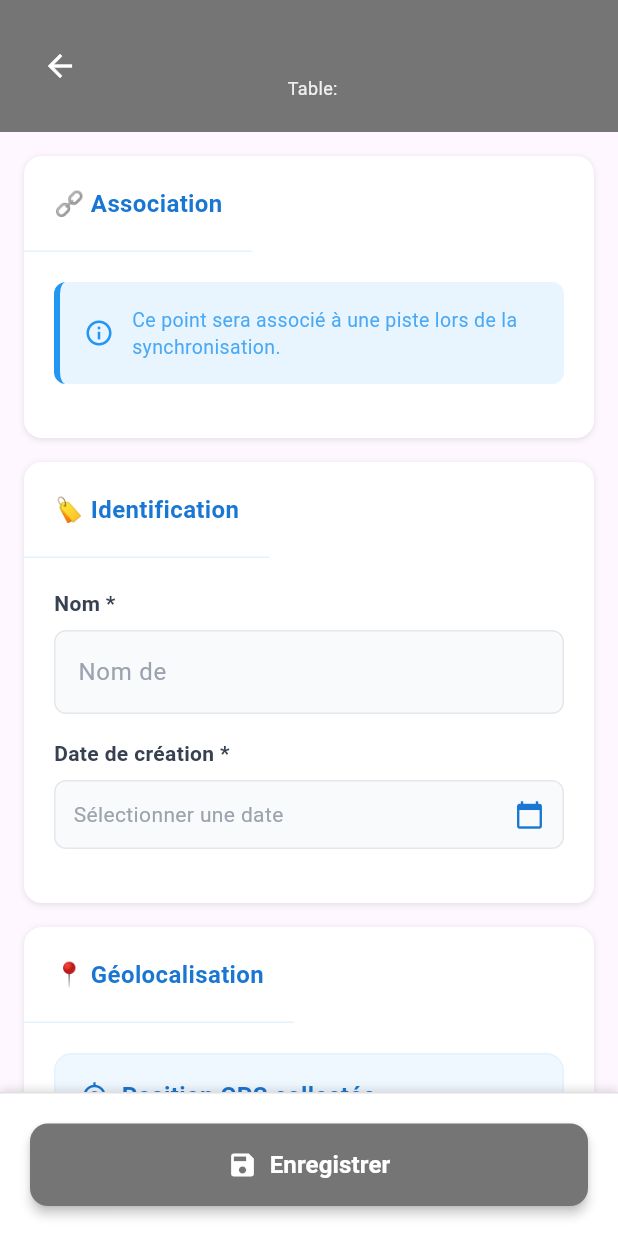
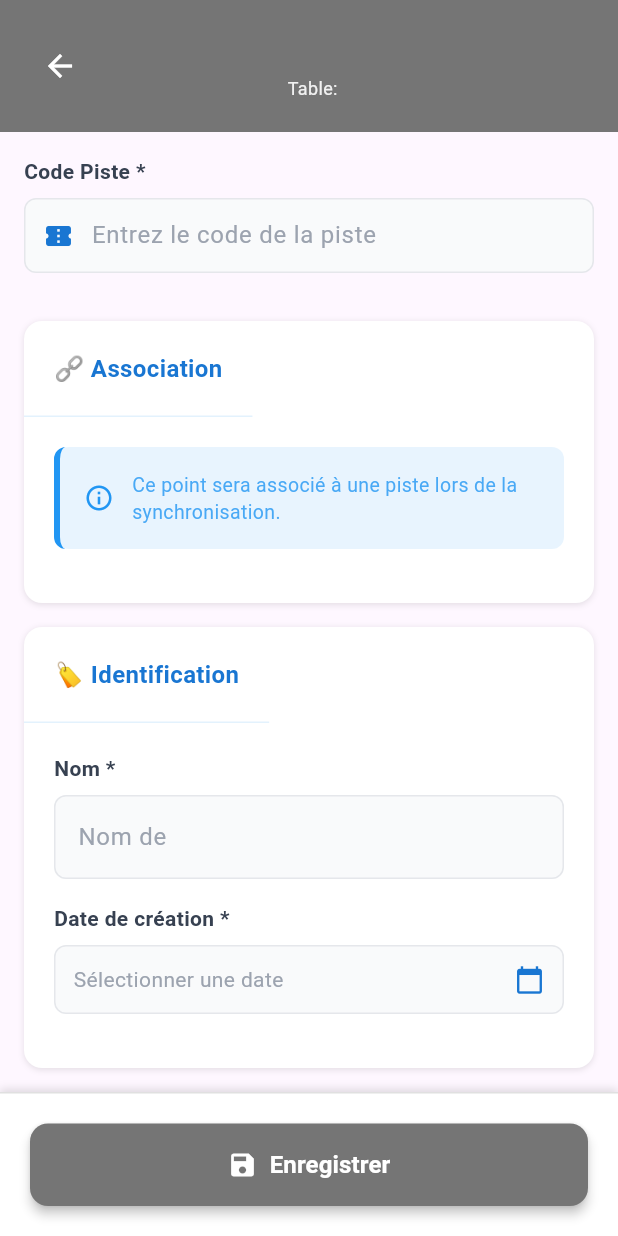
Before and after one commit to Ayoub101010/PPRCollecte_Flutter, a Flutter app: the PointFormWidget widget shown alone on an empty page, opened directly with empty values, on a phone screen of 412 x 824 dp. Run offline on Flutter 3.47's test engine with Material 3 defaults, Android fonts, the phone set to English and light mode, and no system bars; our stand-ins replace font_awesome_flutter, google_maps_flutter, location, sqflite; accounts and stored records are empty.

Commit message:
L'ajout de la case code_piste dans les formulaires points

```diff
--- a/PPRCollecte_Flutter/lib/config.dart
+++ b/PPRCollecte_Flutter/lib/config.dart
@@ -8,7 +8,7 @@ class InfrastructureConfig {
         "Localité": {
           "tableName": "localites",
           "fields": [
-            "piste_id",
+            "code_piste",
             "x_localite",
             "y_localite",
             "nom",
@@ -27,7 +27,7 @@ class InfrastructureConfig {
         "École": {
           "tableName": "ecoles",
           "fields": [
-            "piste_id",
+            "code_piste",
             "x_ecole",
             "y_ecole",
             "nom",
@@ -44,7 +44,7 @@ class InfrastructureConfig {
         "Marché": {
           "tableName": "marches",
           "fields": [
-            "piste_id",
+            "code_piste",
             "x_marche",
             "y_marche",
             "nom",
@@ -60,7 +60,7 @@ class InfrastructureConfig {
         "Service de Santé": {
           "tableName": "services_santes",
           "fields": [
-            "piste_id",
+            "code_piste",
             "x_sante",
             "y_sante",
             "nom",
@@ -77,7 +77,7 @@ class InfrastructureConfig {
         "Bâtiment Administratif": {
           "tableName": "batiments_administratifs",
           "fields": [
-            "piste_id",
+            "code_piste",
             "x_batiment_administratif",
             "y_batiment_administratif",
             "nom",
@@ -95,7 +95,7 @@ class InfrastructureConfig {
         "Infrastructure Hydraulique": {
           "tableName": "infrastructures_hydrauliques",
           "fields": [
-            "piste_id",
+            "code_piste",
             "x_infrastructure_hydraulique",
             "y_infrastructure_hydraulique_2",
             "nom",
@@ -112,7 +112,7 @@ class InfrastructureConfig {
         "Autre Infrastructure": {
           "tableName": "autres_infrastructures",
           "fields": [
-            "piste_id",
+            "code_piste",
             "x_autre_infrastructure",
             "y_autre_infrastructure",
             "nom",
@@ -141,7 +141,7 @@ class InfrastructureConfig {
         "Pont": {
           "tableName": "ponts",
           "fields": [
-            "piste_id",
+            "code_piste",
             "x_pont",
             "y_pont",
             "situation_pont",
@@ -168,7 +168,7 @@ class InfrastructureConfig {
         "Bac": {
           "tableName": "bacs",
           "fields": [
-            "piste_id",
+            "code_piste",
             "x_debut_traversee_bac",
             "y_debut_traversee_bac",
             "x_fin_traversee_bac",
@@ -186,7 +186,7 @@ class InfrastructureConfig {
         "Buse": {
           "tableName": "buses",
           "fields": [
-            "piste_id",
+            "code_piste",
             "x_buse",
             "y_buse",
             "date_creation",
@@ -196,7 +196,7 @@ class InfrastructureConfig {
         "Dalot": {
           "tableName": "dalots",
           "fields": [
-            "piste_id",
+            "code_piste",
             "x_dalot",
             "y_dalot",
             "situation_dalot",
@@ -212,7 +212,7 @@ class InfrastructureConfig {
         "Passage Submersible": {
           "tableName": "passages_submersibles",
           "fields": [
-            "piste_id",
+            "code_piste",
             "x_debut_passage_submersible",
             "y_debut_passage_submersible",
             "x_fin_passage_submersible",
@@ -237,7 +237,7 @@ class InfrastructureConfig {
         "Point Critique": {
           "parentTable": "chaussees",
           "fields": [
-            "piste_id",
+            "code_piste",
             "x_point_critique",
             "y_point_critique",
             "type_point_critique",
@@ -252,7 +252,7 @@ class InfrastructureConfig {
         "Point de Coupure": {
           "parentTable": "chaussees",
           "fields": [
-            "piste_id",
+            "code_piste",
             "x_point_coupure",
             "y_point_coupure",
             "causes_coupures",
--- a/PPRCollecte_Flutter/lib/point_form_widget.dart
+++ b/PPRCollecte_Flutter/lib/point_form_widget.dart
@@ -50,6 +50,7 @@ class _PointFormWidgetState extends State<PointFormWidget> {
   void _initializeFormData() {
     if (widget.pointData != null) {
       _formData = {
+        'code_piste': widget.pointData!['code_piste'], // Ajouté
         'latitude': widget.pointData!['latitude'],
         'longitude': widget.pointData!['longitude'],
         'accuracy': widget.pointData!['accuracy'],
@@ -60,6 +61,7 @@ class _PointFormWidgetState extends State<PointFormWidget> {
     } else {
       _formData['date_creation'] = null; // Initialisation
       _formData['enqueteur'] = widget.agentName ?? 'N/A'; // <-- et ici
+      _formData['code_piste'] = null; // Vide au départ
     }
   }
 
@@ -175,7 +177,10 @@ class _PointFormWidgetState extends State<PointFormWidget> {
             ],
           ),
         ),
-
+        Padding(
+          padding: const EdgeInsets.fromLTRB(16, 16, 16, 0),
+          child: _buildCodePisteField(),
+        ),
         // Contenu du formulaire
         Expanded(
           child: Form(
@@ -308,6 +313,66 @@ class _PointFormWidgetState extends State<PointFormWidget> {
           ),
         ),
       ],
+    );
+  }
+
+  Widget _buildCodePisteField() {
+    return Container(
+      margin: const EdgeInsets.only(bottom: 16),
+      child: Column(
+        crossAxisAlignment: CrossAxisAlignment.start,
+        children: [
+          Text(
+            'Code Piste *',
+            style: const TextStyle(
+              fontSize: 14,
+              fontWeight: FontWeight.w600,
+              color: Color(0xFF374151),
+            ),
+          ),
+          const SizedBox(height: 8),
+          Container(
+            decoration: BoxDecoration(
+              color: const Color(0xFFF9FAFB),
+              borderRadius: BorderRadius.circular(8),
+              border: Border.all(color: const Color(0xFFE5E7EB)),
+            ),
+            padding: const EdgeInsets.symmetric(horizontal: 12),
+            child: Row(
+              children: [
+                const Icon(Icons.confirmation_number, size: 20, color: Color(0xFF1976D2)),
+                const SizedBox(width: 12),
+                Expanded(
+                  child: TextFormField(
+                    controller: TextEditingController(
+                      text: _formData['code_piste']?.toString() ?? '',
+                    ),
+                    decoration: const InputDecoration(
+                      hintText: 'Entrez le code de la piste',
+                      hintStyle: TextStyle(color: Color(0xFF9CA3AF)),
+                      border: InputBorder.none,
+                      contentPadding: EdgeInsets.symmetric(vertical: 12),
+                    ),
+                    style: const TextStyle(
+                      fontSize: 16,
+                      color: Color(0xFF374151),
+                    ),
+                    onChanged: (value) {
+                      _formData['code_piste'] = value;
+                    },
+                    validator: (value) {
+                      if (value == null || value.isEmpty) {
+                        return 'Le code piste est obligatoire';
+                      }
+                      return null;
+                    },
+                  ),
+                ),
+              ],
+            ),
+          ),
+        ],
+      ),
     );
   }
 
```
